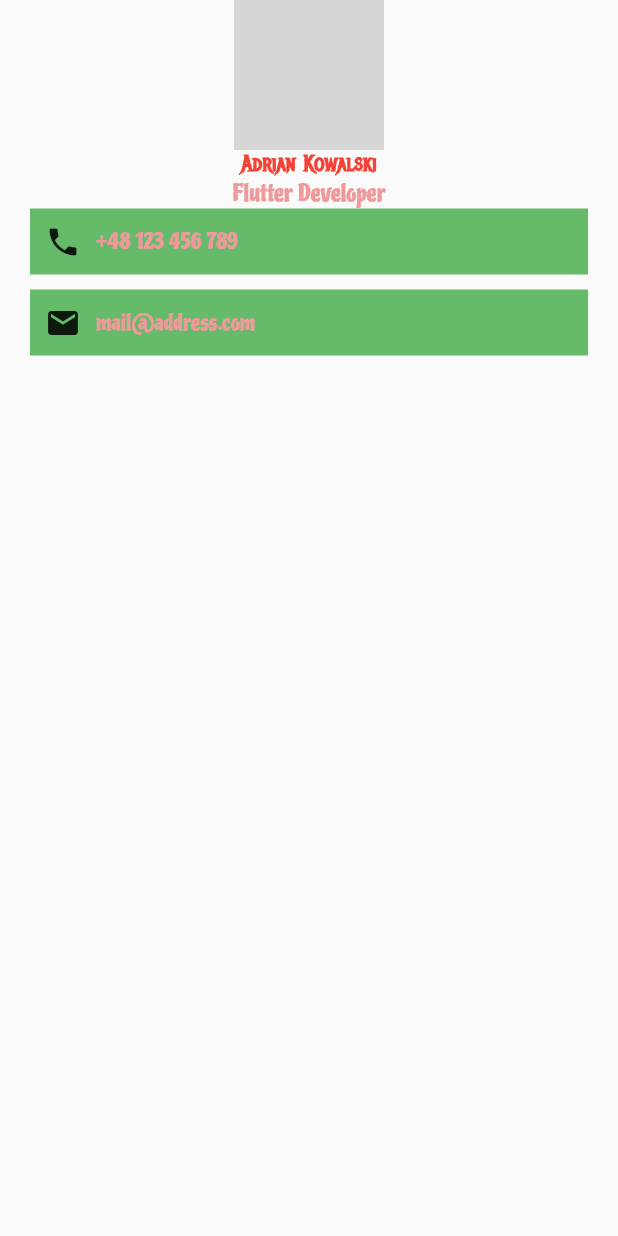
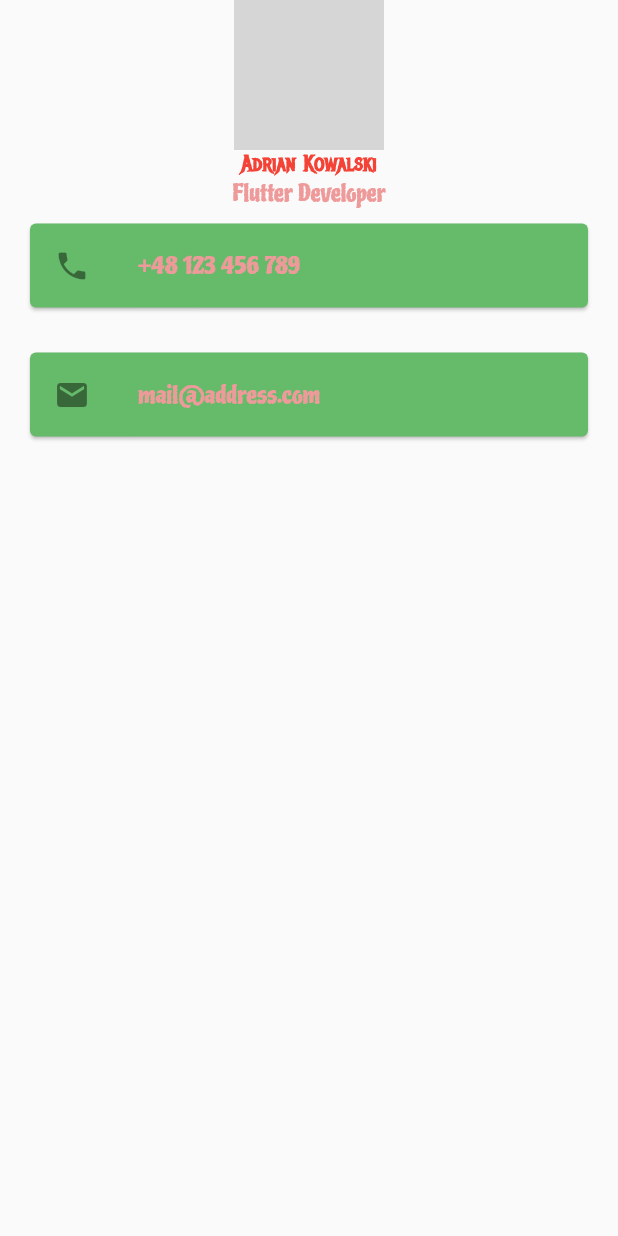
Before and after one commit to adrian61/LearnFlutter, a Flutter app: the screen it shows after launch, on a phone screen of 412 x 824 dp. Run offline on Flutter 3.47's test engine with Material 2 defaults, Android fonts, the light colour scheme and no system bars; network calls fail; grey boxes are pictures that could not be loaded.

Commit message:
Done challenge 3

```diff
--- a/mi_card/lib/main.dart
+++ b/mi_card/lib/main.dart
@@ -33,38 +33,28 @@ class MyApp extends StatelessWidget {
                     color: Colors.red.shade200,
                     fontSize: 15.0),
               ),
-              Container(
+              Card(
                 color: Colors.green.shade400,
-                margin: EdgeInsets.symmetric(vertical: 0.0, horizontal: 20.0),
-                padding: EdgeInsets.symmetric(vertical: 10.0, horizontal: 10.0),
-                child: Row(
-                  children: <Widget>[
-                    Icon(Icons.phone),
-                    SizedBox(width: 10),
-                    Text(
+                margin: EdgeInsets.symmetric(vertical: 10.0, horizontal: 20.0),
+                child: ListTile(
+                    leading: Icon(Icons.phone),
+                    title: Text(
                       '+48 123 456 789',
                       style: TextStyle(
                           fontFamily: 'Piedra', color: Colors.red.shade200),
-                    )
-                  ],
-                ),
+                    )),
               ),
               SizedBox(height: 10.0),
-              Container(
+              Card(
+                margin: EdgeInsets.symmetric(vertical: 10.0, horizontal: 20.0),
                 color: Colors.green.shade400,
-                margin: EdgeInsets.symmetric(vertical: 0.0, horizontal: 20.0),
-                padding: EdgeInsets.symmetric(vertical: 10.0, horizontal: 10.0),
-                child: Row(
-                  children: <Widget>[
-                    Icon(Icons.mail),
-                    SizedBox(width: 10),
-                    Text(
+                child: ListTile(
+                    leading: Icon(Icons.mail),
+                    title: Text(
                       'mail@address.com',
                       style: TextStyle(
                           fontFamily: 'Piedra', color: Colors.red.shade200),
-                    )
-                  ],
-                ),
+                    )),
               )
             ],
           ),
```
